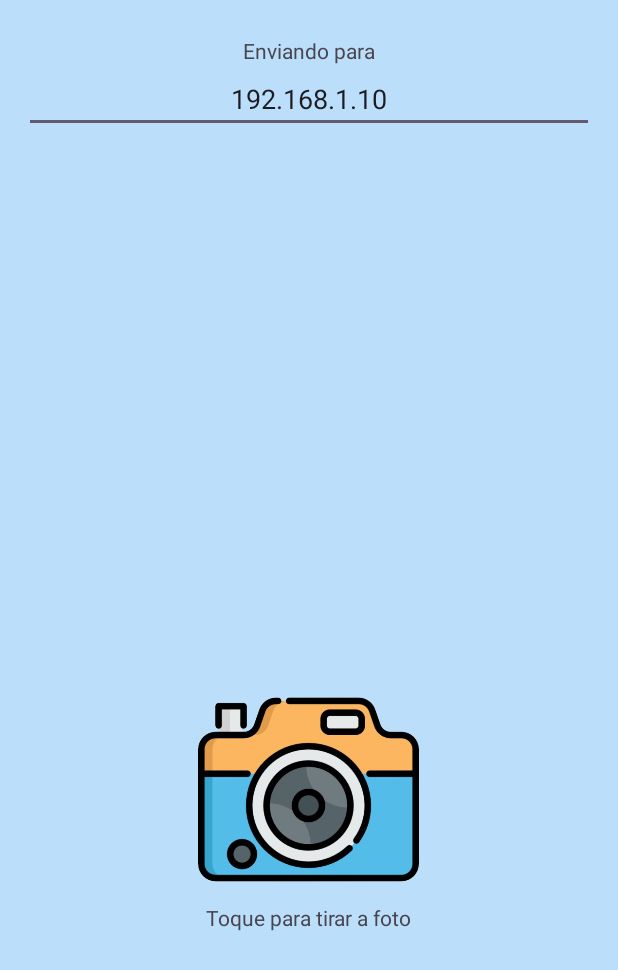
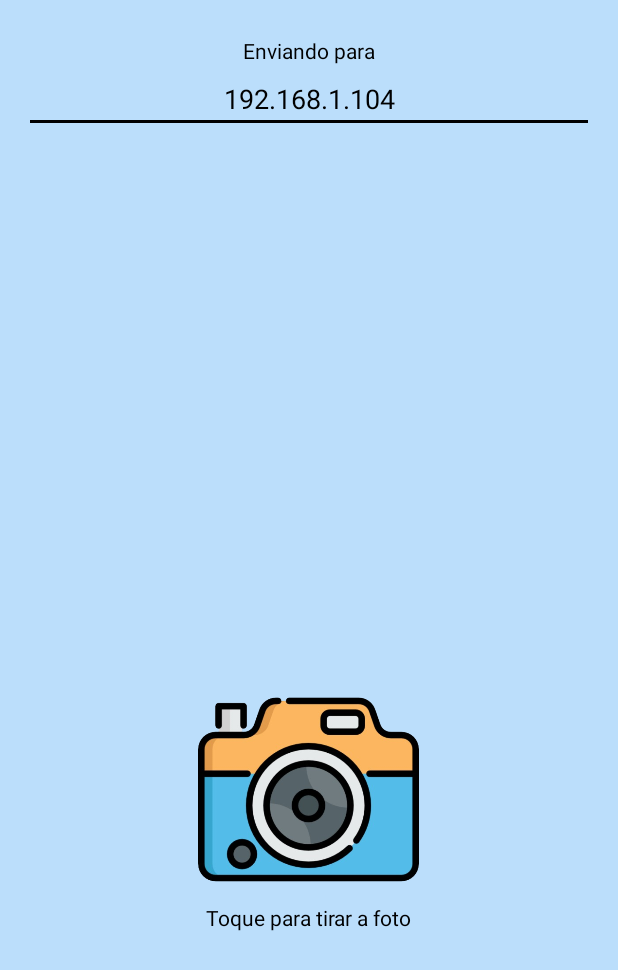
Before and after one commit to LuisLgl/FotoBased, an Android app: the screen it shows after launch (MainActivity), on a phone screen of 412 x 824 dp. Shown: the top 970 px of the screen. Run offline under Robolectric (Android 15) with nearby library versions, the phone set to English and light mode, and no system bars.

Commit message:
Front Melhorado

````diff
--- a/app/src/main/res/layout/activity_main.xml
+++ b/app/src/main/res/layout/activity_main.xml
@@ -12,17 +12,13 @@
     tools:context=".MainActivity"
     android:background="#BBDEFB">
 
-
-
     <TextView
         android:id="@+id/IpPlaceholderText"
         android:layout_width="wrap_content"
         android:layout_height="wrap_content"
         android:layout_marginTop="8dp"
-        android:text="Enviando para" />
-
-    ```
-
+        android:text="Enviando para"
+        android:textColor="#000000" />
 
     <EditText
         android:id="@+id/serverIpInput"
@@ -31,7 +27,10 @@
         android:gravity="center"
         android:hint="IP do Servidor (ex: 192.168.1.104)"
         android:inputType="text"
-        android:text="192.168.1.10" />
+        android:text="192.168.1.104"
+        android:textColor="#000000"
+        android:textColorHint="#555555"
+        android:backgroundTint="#000000" />
 
     <ImageView
         android:id="@+id/previewImage"
@@ -47,6 +46,6 @@
         android:layout_width="wrap_content"
         android:layout_height="wrap_content"
         android:layout_marginTop="8dp"
-        android:text="Toque para tirar a foto" />
-
+        android:text="Toque para tirar a foto"
+        android:textColor="#000000" />
 </LinearLayout>
````
Also changed, not shown: 1 other file.
